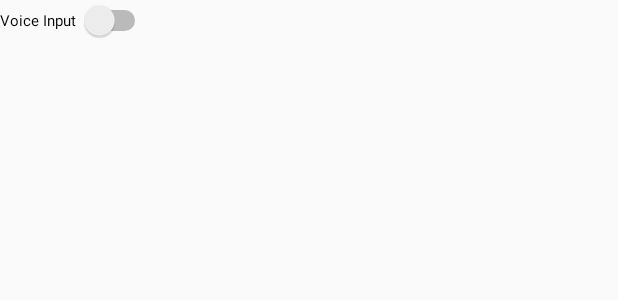
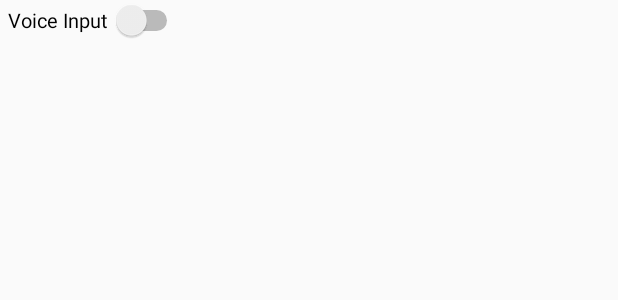
Before and after one commit to boggogo/Quick_Shopping_List, an Android app: the layout switch_layout.xml on its own in the app's theme, with its tools: preview values and no code run, on a phone screen of 412 x 824 dp. Shown: the top 300 px of the screen. Run offline under Robolectric (Android 15) with nearby library versions, the phone set to English and light mode, and no system bars.

Commit message:
back to mornal

```diff
--- a/app/src/main/java/koemdzhiev/com/quickshoppinglist/ui/MainActivity.java
+++ b/app/src/main/java/koemdzhiev/com/quickshoppinglist/ui/MainActivity.java
@@ -137,7 +137,6 @@ public class MainActivity extends AppCompatActivity {
                 shoppingListItems.remove(viewHolder.getAdapterPosition());
                 saveShoppingItems(name_of_shopping_list);
                 isListEmpty();
-                adapter.notifyDataSetChanged();
             }
         };
 
@@ -310,7 +309,6 @@ public class MainActivity extends AppCompatActivity {
                         shoppingListItems.add(cap+s.substring(1));
                         isListEmpty();
                         saveShoppingItems(name_of_shopping_list);
-                        adapter.notifyDataSetChanged();
                     }
                 }
 
@@ -507,10 +505,8 @@ public class MainActivity extends AppCompatActivity {
         }
         if(id == R.id.action_sortAlphabetically){
             Collections.sort(shoppingListItems, String.CASE_INSENSITIVE_ORDER);
-            adapter.notifyDataSetChanged();
             saveShoppingItems(name_of_shopping_list);
         }
-
         return super.onOptionsItemSelected(item);
     }
 
--- a/app/src/main/res/layout/switch_layout.xml
+++ b/app/src/main/res/layout/switch_layout.xml
@@ -2,8 +2,9 @@
 <Switch xmlns:android="http://schemas.android.com/apk/res/android"
         android:id="@+id/action_switch"
         android:text="@string/action_switch"
-        android:textSize="10sp"
+        android:textSize="13sp"
         android:switchPadding="2dp"
+        android:paddingLeft="5dp"
         android:layout_width="wrap_content"
         android:layout_height="wrap_content"
     />
```
